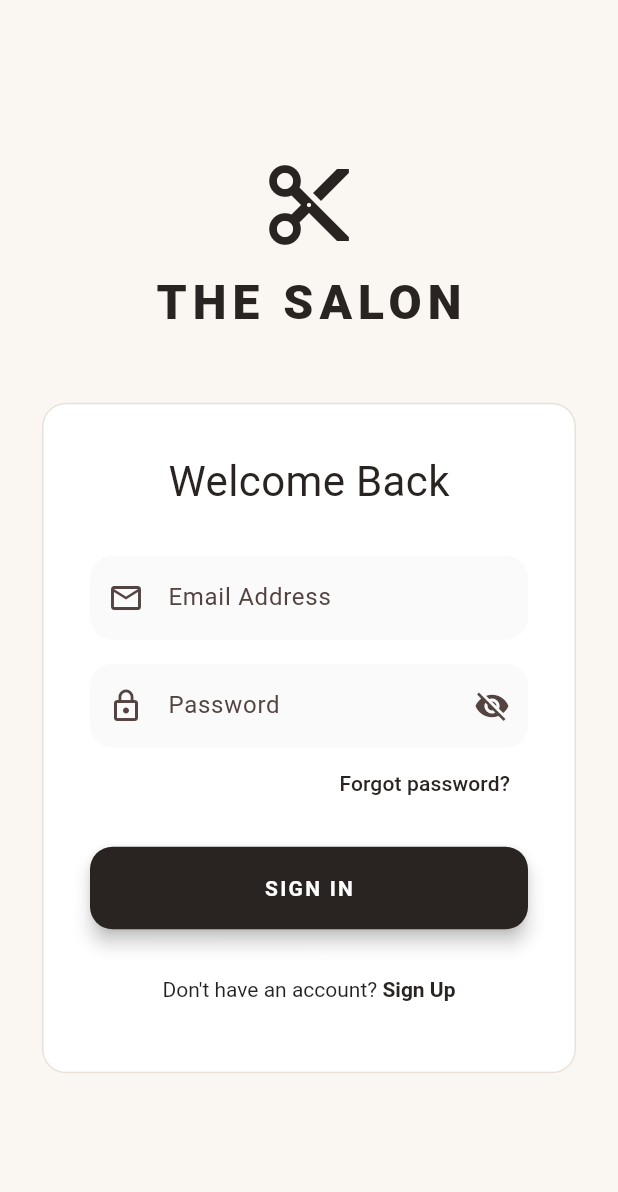
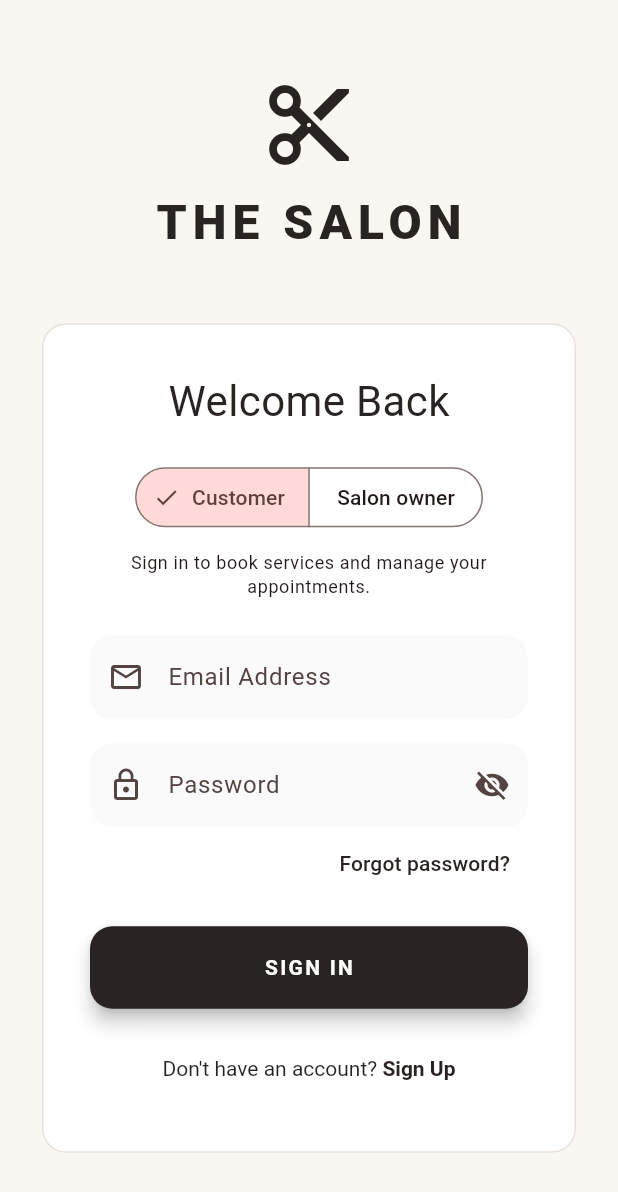
Before and after one commit to sumitsagar1504/Salon_app, a Flutter app: the screen it shows after launch, on a phone screen of 412 x 824 dp. Shown: the top 1192 px of the screen. Run offline on Flutter 3.47's test engine with Material 3 defaults, Android fonts, the phone set to English and light mode, and no system bars; our stand-ins replace cloud_firestore, firebase_auth, firebase_core; accounts and stored records are empty; Roboto replaces fonts that are missing (Georgia).

Commit message:
Clarify customer and owner sign-in

```diff
--- a/lib/screens/auth/login_screen.dart
+++ b/lib/screens/auth/login_screen.dart
@@ -4,6 +4,8 @@ import '../../services/auth_service.dart';
 import 'signup_screen.dart';
 import '../admin/admin_home_screen.dart';
 import '../customer/customer_home_screen.dart';
+
+enum _SignInPath { customer, owner }
 
 class LoginScreen extends StatefulWidget {
   const LoginScreen({super.key});
@@ -18,6 +20,7 @@ class _LoginScreenState extends State<LoginScreen> {
   final TextEditingController _passwordController = TextEditingController();
   bool _isLoading = false;
   bool _obscurePassword = true;
+  _SignInPath _path = _SignInPath.customer;
 
   void _login() async {
     if (!_formKey.currentState!.validate()) return;
@@ -114,7 +117,32 @@ class _LoginScreenState extends State<LoginScreen> {
                                   fontSize: 28,
                                 ),
                               ),
-                              const SizedBox(height: 30),
+                              const SizedBox(height: 20),
+                              SegmentedButton<_SignInPath>(
+                                segments: const [
+                                  ButtonSegment(
+                                    value: _SignInPath.customer,
+                                    label: Text('Customer'),
+                                  ),
+                                  ButtonSegment(
+                                    value: _SignInPath.owner,
+                                    label: Text('Salon owner'),
+                                  ),
+                                ],
+                                selected: {_path},
+                                onSelectionChanged: (selection) {
+                                  setState(() => _path = selection.first);
+                                },
+                              ),
+                              const SizedBox(height: 12),
+                              Text(
+                                _path == _SignInPath.owner
+                                    ? 'Sign in with your existing owner account. Owner access is verified automatically.'
+                                    : 'Sign in to book services and manage your appointments.',
+                                textAlign: TextAlign.center,
+                                style: Theme.of(context).textTheme.bodySmall,
+                              ),
+                              const SizedBox(height: 24),
                               TextFormField(
                                 controller: _emailController,
                                 decoration: InputDecoration(
@@ -218,7 +246,7 @@ class _LoginScreenState extends State<LoginScreen> {
                                   ),
                                 ),
                               const SizedBox(height: 16),
-                              TextButton(
+                              if (_path == _SignInPath.customer) TextButton(
                                 onPressed: () {
                                   Navigator.of(context).push(
                                     MaterialPageRoute(
@@ -247,6 +275,10 @@ class _LoginScreenState extends State<LoginScreen> {
                                     ],
                                   ),
                                 ),
+                              ) else Text(
+                                'Owner accounts are managed by the salon.',
+                                textAlign: TextAlign.center,
+                                style: Theme.of(context).textTheme.bodySmall,
                               ),
                             ],
                           ),
--- a/lib/screens/auth/signup_screen.dart
+++ b/lib/screens/auth/signup_screen.dart
@@ -92,8 +92,13 @@ class _SignupScreenState extends State<SignupScreen> {
                           mainAxisSize: MainAxisSize.min,
                           children: [
                             const Text(
-                              'Create Account',
+                              'Create customer account',
                               style: TextStyle(fontSize: 22, fontWeight: FontWeight.bold),
+                            ),
+                            const SizedBox(height: 8),
+                            const Text(
+                              'Salon owner access is managed separately by the salon.',
+                              textAlign: TextAlign.center,
                             ),
                             const SizedBox(height: 24),
                             TextFormField(
```
Also changed, not shown: 1 other file.
